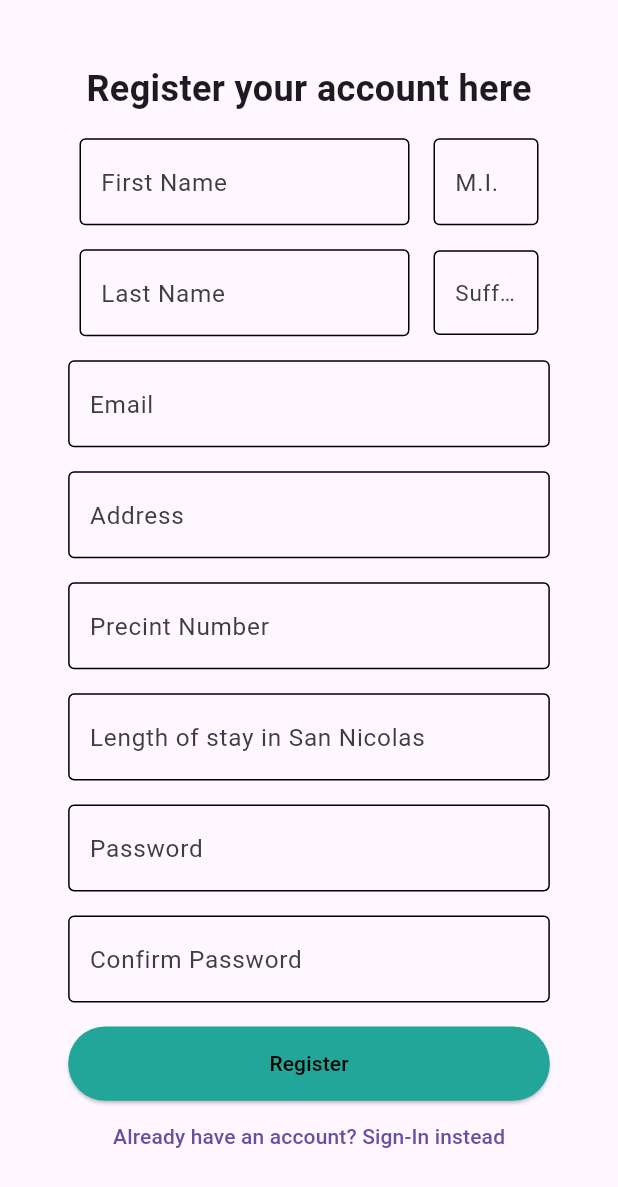
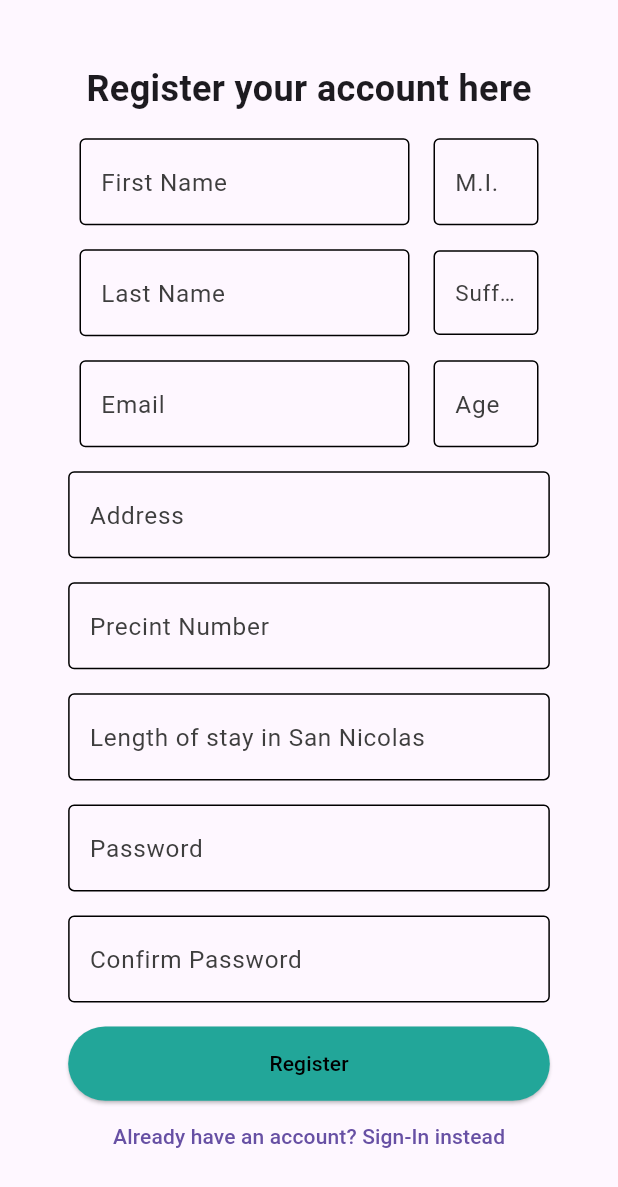
Before and after one commit to glen0821/barangay_repository_app-main, a Flutter app: the screen it shows after launch, after a tap on "Don't have an account? Register here", on a phone screen of 412 x 824 dp. Shown: the top 1187 px of the screen. Run offline on Flutter 3.47's test engine with Material 3 defaults, Android fonts, the light colour scheme and no system bars; our stand-ins replace animated_notch_bottom_bar, cloud_firestore, firebase_auth, firebase_core, flutter_secure_storage, local_auth and 4 more; missing offline and left inert: flutter_paypal; accounts and stored records are empty; network calls fail.

Commit message:
added age

```diff
--- a/lib/firebase_query.dart
+++ b/lib/firebase_query.dart
@@ -106,10 +106,10 @@ class FirebaseQuery {
   }
 
   Future<void> updateProfile(String name, String lengthOfStay,
-      String precintNumber, String address, User? user) async {
+      String precintNumber, String address, String age, User? user) async {
     await user?.updateDisplayName(name);
     await updateUserOtherCredentials(
-        name, lengthOfStay, precintNumber, address, user!.uid.toString());
+        name, lengthOfStay, precintNumber, address, age, user!.uid.toString());
   }
 
   //---------------------------- FIRESTORE QUERIES ------------------------------------//
@@ -127,6 +127,7 @@ class FirebaseQuery {
     String length_of_stay,
     String address,
     String fullName,
+    String age,
     String? docId,
   ) async {
     FirebaseFirestore firestoreDB = FirebaseFirestore.instance;
@@ -135,6 +136,7 @@ class FirebaseQuery {
     // int epochTime = currentTime.millisecondsSinceEpoch;
     final credentials = <String, dynamic>{
       "completeName": fullName,
+      "age": age,
       "precintNumber": precint_number,
       "lengthOfStay": length_of_stay,
       "completeAddress": address,
@@ -150,13 +152,14 @@ class FirebaseQuery {
   }
 
   Future<void> updateUserOtherCredentials(String name, String lengthOfStay,
-      String precintNumber, String address, String documentId) async {
+      String precintNumber, String address, String documentId, String age) async {
     FirebaseFirestore firestoreDB = FirebaseFirestore.instance;
     DateTime currentTime = DateTime.now();
 
     final users = <String, dynamic>{
       "completeAddress": address,
       "completeName": name,
+      "age": age,
       "lengthOfStay": lengthOfStay,
       "precintNumber": precintNumber,
       "updatedAt": currentTime
@@ -275,6 +278,7 @@ class FirebaseQuery {
         final data = doc.data() as Map<String, dynamic>;
         final certificateDetails = <String, dynamic>{
           "completeName": data['completeName'],
+          "age": data['age'],
           "lengthOfStay": data['lengthOfStay'],
           "dateOfAppointment": DateFormat('yyy-M-d').format(DateTime(appointmentDate.year, appointmentDate.month, appointmentDate.day)),
           "appointmentOwner": userId,
--- a/lib/widgets/containers/auth/register/register.dart
+++ b/lib/widgets/containers/auth/register/register.dart
@@ -24,6 +24,7 @@ class _RegisterPageState extends State<RegisterPage> {
   TextEditingController middleNameController = TextEditingController();
   TextEditingController lastNameController = TextEditingController();
   TextEditingController suffixNameController = TextEditingController();
+  TextEditingController ageController = TextEditingController();
   TextEditingController addressController = TextEditingController();
   TextEditingController precintNumberController = TextEditingController();
   TextEditingController lengthOfStayController = TextEditingController();
@@ -46,6 +47,7 @@ class _RegisterPageState extends State<RegisterPage> {
     middleNameController.dispose();
     lastNameController.dispose();
     suffixNameController.dispose();
+    ageController.dispose();
     addressController.dispose();
     precintNumberController.dispose();
     lengthOfStayController.dispose();
@@ -128,9 +130,27 @@ class _RegisterPageState extends State<RegisterPage> {
                 SizedBox(
                   height: 16,
                 ),
-                CoreTextfield(
-                  labelText: 'Email',
-                  controller: emailController,
+                Row(
+                  mainAxisAlignment: MainAxisAlignment.center,
+                  children: [
+                    SizedBox(
+                      width: 220,
+                      child: CoreTextfield(
+                        labelText: 'Email',
+                        controller: emailController,
+                      ),
+                    ),
+                    SizedBox(
+                      width: 16,
+                    ),
+                    SizedBox(
+                      width: 70,
+                      child: CoreTextfield(
+                        labelText: 'Age',
+                        controller: ageController,
+                      ),
+                    )
+                  ],
                 ),
                 SizedBox(
                   height: 16,
@@ -208,6 +228,7 @@ class _RegisterPageState extends State<RegisterPage> {
                                       lastNameController.text,
                                       suffixNameController.text
                                     ),
+                                    ageController.text,
                                     firebaseAuth.currentUser?.uid)
                                 .then((credentialValue) {
                               if (credentialValue) {
--- a/lib/widgets/containers/pages/tabs/profile.dart
+++ b/lib/widgets/containers/pages/tabs/profile.dart
@@ -27,6 +27,7 @@ class _ProfilePageState extends State<ProfilePage> {
   final TextEditingController _lengthOfStayController = TextEditingController();
   final TextEditingController _precintNumberController =
       TextEditingController();
+  final TextEditingController _ageController = TextEditingController();
   // TextEditingController _bioController = TextEditingController();
   bool _isEditMode = false;
   bool? _isFingerprintOn = false;
@@ -38,6 +39,7 @@ class _ProfilePageState extends State<ProfilePage> {
     _addressController.dispose();
     _lengthOfStayController.dispose();
     _precintNumberController.dispose();
+    _ageController.dispose();
     // _bioController.dispose();
     super.dispose();
   }
@@ -56,6 +58,7 @@ class _ProfilePageState extends State<ProfilePage> {
           _addressController.text = value['completeAddress'];
           _lengthOfStayController.text = value['lengthOfStay'];
           _precintNumberController.text = value['precintNumber'];
+          _ageController.text = value['age'];
         });
       },
     );
@@ -111,6 +114,7 @@ class _ProfilePageState extends State<ProfilePage> {
                                   _lengthOfStayController.text;
                               String precintNumber =
                                   _precintNumberController.text;
+                              String age = _ageController.text;
                               if (name != '' ||
                                   email != '' ||
                                   address != '' ||
@@ -121,7 +125,7 @@ class _ProfilePageState extends State<ProfilePage> {
                                 });
 
                                 firebaseQuery.updateProfile(name, lengthOfStay,
-                                    precintNumber, address, _auth.currentUser);
+                                    precintNumber, address, age, _auth.currentUser);
                               } else {
                                 Alert(
                                     context: context,
@@ -232,6 +236,7 @@ class _ProfilePageState extends State<ProfilePage> {
                                       _lengthOfStayController.text;
                                   String precintNumber =
                                       _precintNumberController.text;
+                                  String age = _ageController.text;
                                   if (name != '' ||
                                       email != '' ||
                                       address != '' ||
@@ -246,6 +251,7 @@ class _ProfilePageState extends State<ProfilePage> {
                                         lengthOfStay,
                                         precintNumber,
                                         address,
+                                        age,
                                         _auth.currentUser);
                                   } else {
                                     Alert(
```
Also changed, not shown: lib/widgets/containers/pages/tabs/appointment.dart (+71 -71 lines).
